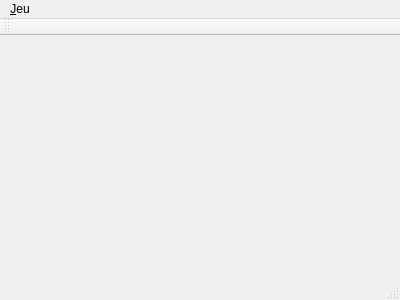
pattiphilippe/demineur, file mainwindow.ui: the form before one commit.
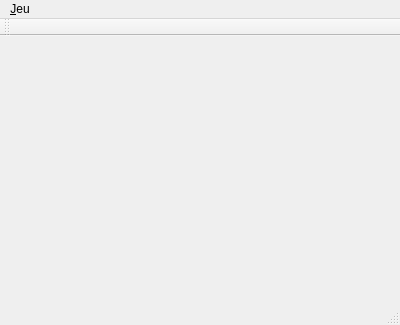
The form after the commit.

Commit message: Auto Adjust demineur

What changed in the file:
```diff
--- a/mainwindow.ui
+++ b/mainwindow.ui
@@ -7,9 +7,15 @@
     <x>0</x>
     <y>0</y>
     <width>400</width>
-    <height>300</height>
+    <height>325</height>
    </rect>
   </property>
+  <property name="sizePolicy">
+   <sizepolicy hsizetype="Expanding" vsizetype="Expanding">
+    <horstretch>0</horstretch>
+    <verstretch>0</verstretch>
+   </sizepolicy>
+  </property>
   <property name="windowTitle">
    <string>Démineur</string>
   </property>
@@ -17,27 +23,33 @@
    <property name="enabled">
     <bool>true</bool>
    </property>
+   <property name="sizePolicy">
+    <sizepolicy hsizetype="Expanding" vsizetype="Expanding">
+     <horstretch>0</horstretch>
+     <verstretch>0</verstretch>
+    </sizepolicy>
+   </property>
+   <property name="minimumSize">
+    <size>
+     <width>400</width>
+     <height>247</height>
+    </size>
+   </property>
    <property name="acceptDrops">
     <bool>false</bool>
    </property>
    <property name="autoFillBackground">
     <bool>false</bool>
    </property>
-   <widget class="QWidget" name="verticalLayoutWidget">
-    <property name="geometry">
-     <rect>
-      <x>-1</x>
-      <y>0</y>
-      <width>401</width>
-      <height>271</height>
-     </rect>
-    </property>
+   <layout class="QGridLayout" name="gridLayout">
+    <item row="0" column="0">
     <layout class="QVBoxLayout" name="verticalLayout">
      <item>
       <widget class="QWidget" name="wDemineur" native="true"/>
      </item>
     </layout>
-   </widget>
+    </item>
+   </layout>
   </widget>
   <widget class="QMenuBar" name="menuBar">
    <property name="geometry">
```
Lines whose indentation alone changed are shown as unchanged. The commit also changes 2 other files.
